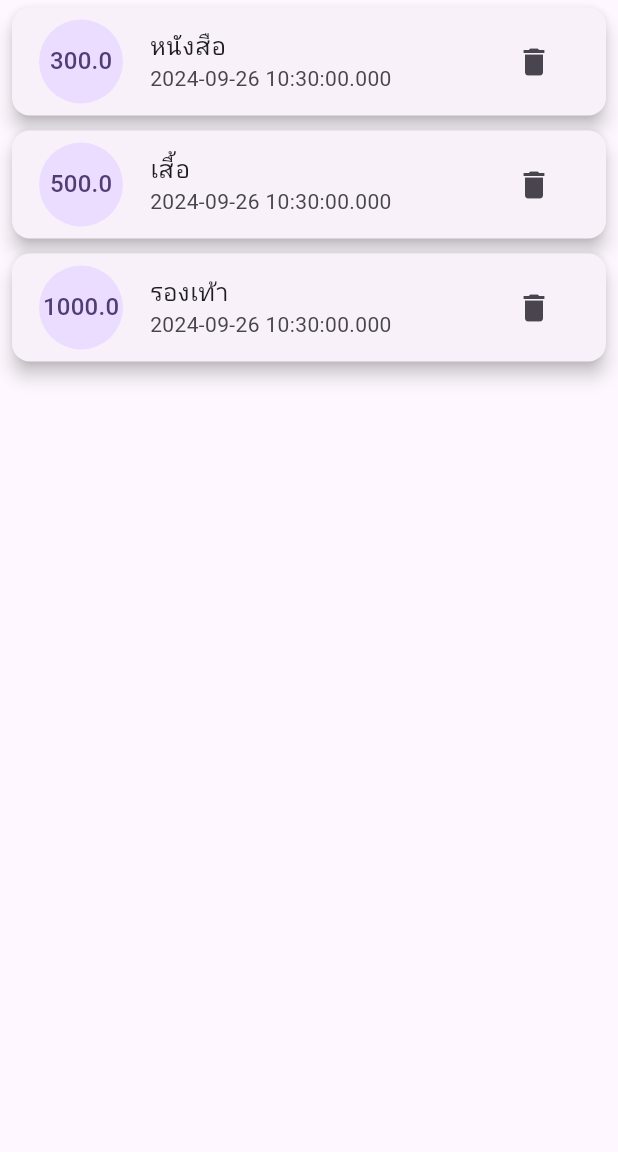
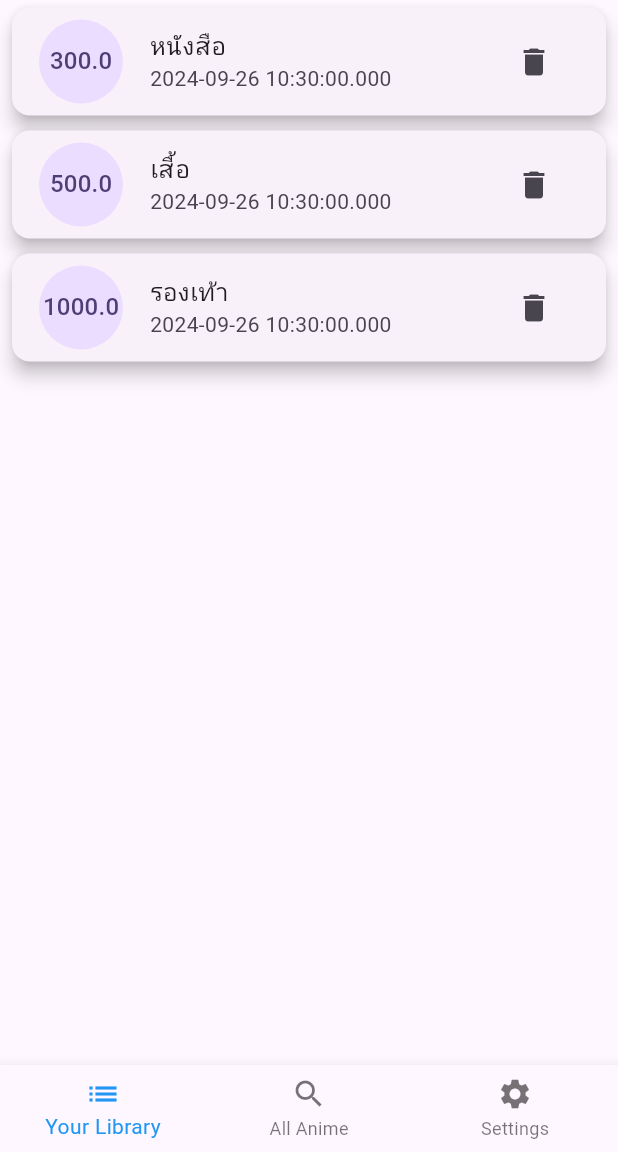
Before and after one commit to ReZill392/project, a Flutter app: the screen it shows after launch, on a phone screen of 412 x 824 dp, the part 84-1236 px from its top. Run offline on Flutter 3.47's test engine with Material 3 defaults, Android fonts, the phone set to English and light mode, and no system bars; our stand-ins replace shared_preferences.

Commit message:
Add bottom bar and add setting screen but not done.

```diff
--- a/lib/main.dart
+++ b/lib/main.dart
@@ -2,7 +2,7 @@ import 'package:flutter/material.dart';
 import 'package:project/provider/transaction_provider.dart';
 import 'package:project/screens/from_screen.dart';
 import 'package:provider/provider.dart';
-
+import 'settings_screen.dart';
 void main() {
   runApp(const MyApp());
 }
@@ -10,7 +10,6 @@ void main() {
 class MyApp extends StatelessWidget {
   const MyApp({super.key});
 
-  // This widget is the root of your application.
   @override
   Widget build(BuildContext context) {
     return MultiProvider(
@@ -41,11 +40,18 @@ class MyHomePage extends StatefulWidget {
 }
 
 class _MyHomePageState extends State<MyHomePage> {
-  int _counter = 0;
+  int _selectedIndex = 0;
 
-  void _incrementCounter() {
+
+  final List<Widget> _pages = [
+    TransactionListPage(),
+    AllAnime(),
+    SettingsScreen(),
+  ];
+
+  void _onItemTapped(int index) {
     setState(() {
-      _counter++;
+      _selectedIndex = index;
     });
   }
 
@@ -66,15 +72,41 @@ class _MyHomePageState extends State<MyHomePage> {
           ),
         ],
       ),
-        body: Consumer(
-          builder: (context, TransactionProvider provider, Widget? child) {
+      body: _pages[_selectedIndex],
+      bottomNavigationBar: BottomNavigationBar(
+        items: const <BottomNavigationBarItem>[
+          BottomNavigationBarItem(
+            icon: Icon(Icons.list),
+            label: 'Your Library',
+          ),
+          BottomNavigationBarItem(
+            icon: Icon(Icons.search),
+            label: 'All Anime',
+          ),
+          BottomNavigationBarItem(
+            icon: Icon(Icons.settings),
+            label: 'Settings',
+          ),
+        ],
+        currentIndex: _selectedIndex,
+        selectedItemColor: Colors.blue,
+        onTap: _onItemTapped,
+      ),
+    );
+  }
+}
+
+class TransactionListPage extends StatelessWidget {
+  @override
+  Widget build(BuildContext context) {
+    return Consumer<TransactionProvider>(
+      builder: (context, provider, Widget? child) {
         return ListView.builder(
           itemCount: provider.transactions.length,
           itemBuilder: (context, index) {
             return Card(
               elevation: 5,
-                  margin:
-                      const EdgeInsets.symmetric(vertical: 5, horizontal: 8),
+              margin: const EdgeInsets.symmetric(vertical: 5, horizontal: 8),
               child: ListTile(
                 title: Text(provider.transactions[index].title),
                 subtitle: Text(provider.transactions[index].date.toString()),
@@ -93,8 +125,15 @@ class _MyHomePageState extends State<MyHomePage> {
           },
         );
       },
-        )
-        // This trailing comma makes auto-formatting nicer for build methods.
     );
   }
 }
+
+class AllAnime extends StatelessWidget {
+  @override
+  Widget build(BuildContext context) {
+    return Center(
+
+    );
+  }
+}
```
Also changed, not shown: lib/settings_screen.dart (added, +52 -0 lines), pubspec.yaml (+6 -8 lines), asset/icon/play_store_512.png (deleted), pubspec.lock, 8 other files. Lines whose indentation alone changed are shown as unchanged.
